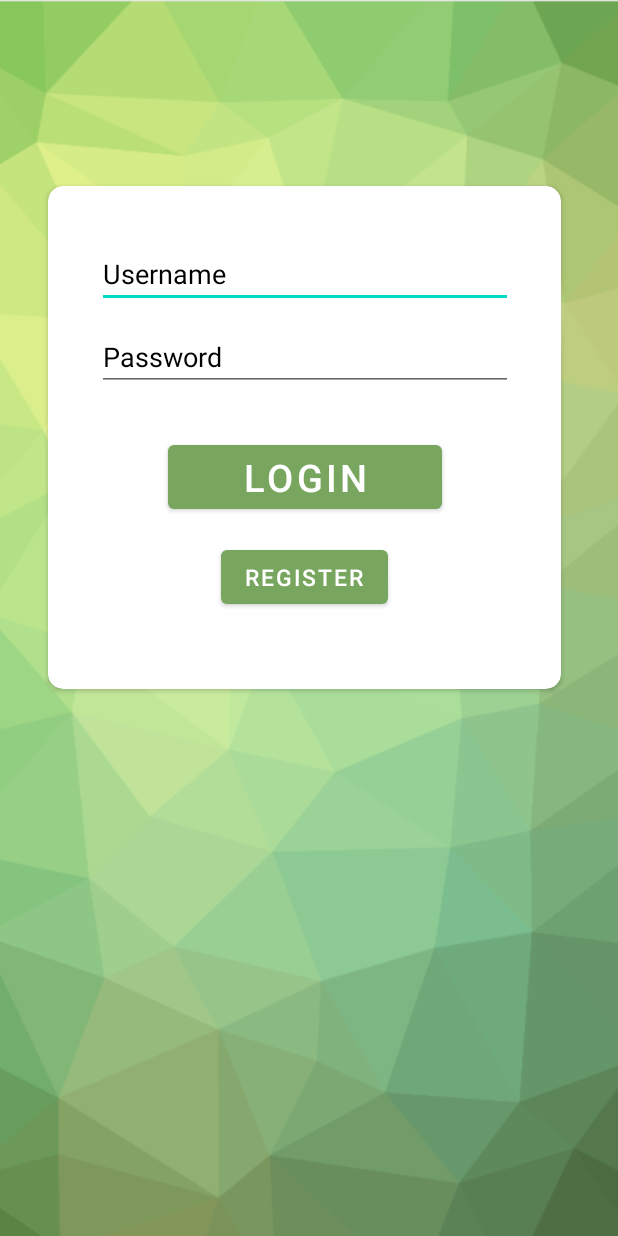
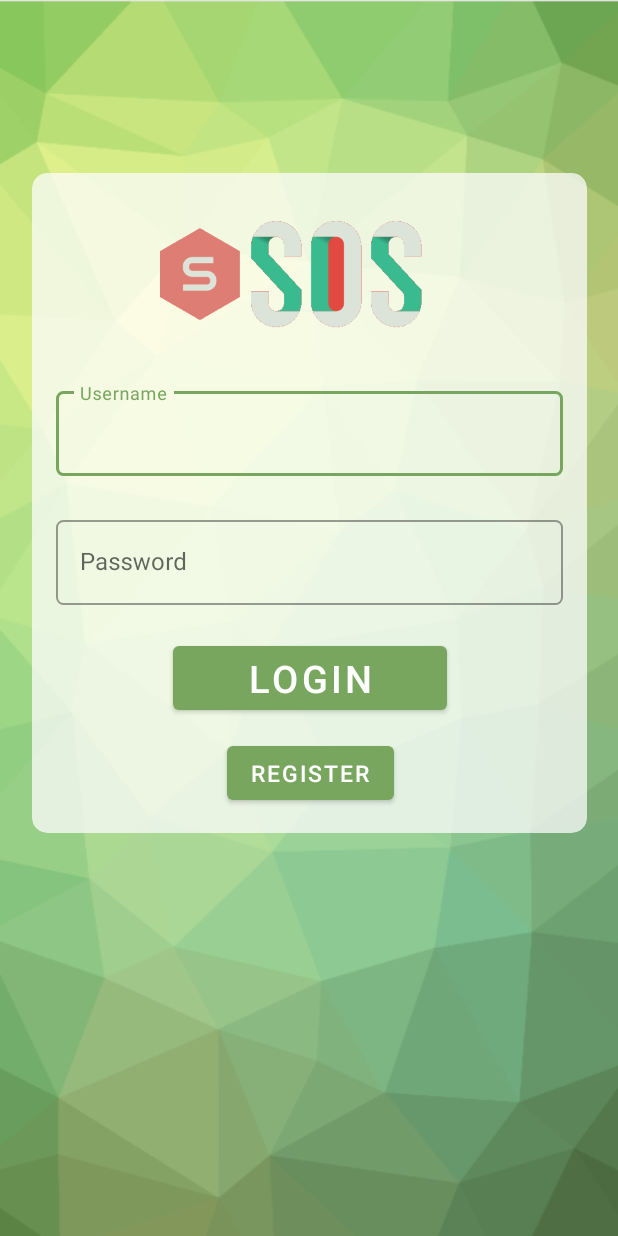
Before and after one commit to ZSabakh/emergency-contacts-kotlin, an Android app: the screen it shows after launch (LoginActivity), on a phone screen of 412 x 824 dp. Run offline under Robolectric (Android 15) with nearby library versions, the phone set to English and light mode, and no system bars.

Commit message:
Improved login UI and added logo

```diff
--- a/app/src/main/java/com/example/sosapp/api/Constants.kt
+++ b/app/src/main/java/com/example/sosapp/api/Constants.kt
@@ -1,7 +1,7 @@
 package com.example.sosapp.api
 
 object Constants {
-    const val BASE_URL = "http://10.0.2.2:8000/"
+    const val BASE_URL = "http://167.99.7.161:5000/"
     const val LOGIN_URL = "auth/signin"
     const val REGISTER_URL = "auth/signup"
     const val CONTACTS_URL = "user/get-contacts"
--- a/app/src/main/res/anim/animation.xml
+++ b/app/src/main/res/anim/animation.xml
@@ -13,7 +13,7 @@
                 <objectAnimator
                     android:duration="@android:integer/config_shortAnimTime"
                     android:propertyName="translationY"
-                    android:valueTo="-40dp"
+                    android:valueTo="-30dp"
                     android:valueType="floatType"/>
             </set>
         </item>
--- a/app/src/main/res/layout/activity_login.xml
+++ b/app/src/main/res/layout/activity_login.xml
@@ -10,11 +10,13 @@
 
     <androidx.cardview.widget.CardView
         android:id="@+id/cv_contact_element"
-        android:layout_width="342dp"
-        android:layout_height="335dp"
-        android:layout_marginStart="32dp"
-        android:layout_marginTop="124dp"
+        android:layout_width="370dp"
+        android:layout_height="440dp"
+        android:layout_marginTop="115dp"
+        app:cardBackgroundColor="#BEFDFDFD"
         app:cardCornerRadius="10dp"
+        app:cardElevation="0dp"
+        app:layout_constraintEnd_toEndOf="parent"
         app:layout_constraintStart_toStartOf="parent"
         app:layout_constraintTop_toTopOf="parent">
 
@@ -22,53 +24,120 @@
             android:layout_width="match_parent"
             android:layout_height="match_parent">
 
-            <EditText
-                android:id="@+id/et_login_username"
-                android:layout_width="wrap_content"
+
+            <!--            <EditText-->
+            <!--                android:id="@+id/et_login_username"-->
+            <!--                android:layout_width="wrap_content"-->
+            <!--                android:layout_height="wrap_content"-->
+            <!--                android:layout_marginTop="136dp"-->
+            <!--                android:ems="13"-->
+            <!--                android:gravity="center"-->
+            <!--                android:hint="@string/username"-->
+            <!--                android:inputType="textPersonName"-->
+            <!--                android:textColor="@color/black"-->
+            <!--                app:layout_constraintEnd_toEndOf="parent"-->
+            <!--                app:layout_constraintStart_toStartOf="parent"-->
+            <!--                app:layout_constraintTop_toTopOf="parent" />-->
+
+            <!--            <EditText-->
+            <!--                android:id="@+id/et_login_password"-->
+            <!--                android:layout_width="wrap_content"-->
+            <!--                android:layout_height="wrap_content"-->
+            <!--                android:layout_marginTop="24dp"-->
+            <!--                android:ems="13"-->
+            <!--                android:gravity="center"-->
+            <!--                android:hint="@string/password"-->
+            <!--                android:inputType="textPassword"-->
+            <!--                app:layout_constraintEnd_toEndOf="parent"-->
+            <!--                app:layout_constraintStart_toStartOf="parent"-->
+            <!--                app:layout_constraintTop_toBottomOf="@+id/et_login_username" />-->
+            <com.google.android.material.textfield.TextInputLayout
+                android:id="@+id/textInputLayout2"
+                style="@style/Widget.MaterialComponents.TextInputLayout.OutlinedBox"
+                android:layout_width="match_parent"
                 android:layout_height="wrap_content"
-                android:layout_marginTop="36dp"
-                android:ems="13"
+                android:layout_marginStart="16dp"
+                android:layout_marginTop="24dp"
+                android:layout_marginEnd="16dp"
                 android:hint="@string/username"
-                android:inputType="textPersonName"
-                android:textColor="@color/black"
+                app:boxCornerRadiusBottomEnd="5dp"
+                app:boxCornerRadiusBottomStart="5dp"
+                app:boxCornerRadiusTopEnd="5dp"
+                app:boxCornerRadiusTopStart="5dp"
+
                 app:layout_constraintEnd_toEndOf="parent"
                 app:layout_constraintStart_toStartOf="parent"
-                app:layout_constraintTop_toTopOf="parent" />
+                app:layout_constraintTop_toBottomOf="@+id/imageView">
 
-            <EditText
-                android:id="@+id/et_login_password"
-                android:layout_width="wrap_content"
+                <com.google.android.material.textfield.TextInputEditText
+                    android:id="@+id/et_login_username"
+                    android:layout_width="match_parent"
+                    android:layout_height="wrap_content"
+                    android:ellipsize="end"
+                    android:maxLines="1" />
+            </com.google.android.material.textfield.TextInputLayout>
+
+            <com.google.android.material.textfield.TextInputLayout
+                style="@style/Widget.MaterialComponents.TextInputLayout.OutlinedBox"
+                android:layout_width="match_parent"
                 android:layout_height="wrap_content"
-                android:layout_marginTop="10dp"
-                android:ems="13"
+                android:layout_marginStart="16dp"
+
+                android:layout_marginTop="24dp"
+                android:layout_marginEnd="16dp"
                 android:hint="@string/password"
-                android:inputType="textPassword"
+                app:boxCornerRadiusBottomEnd="5dp"
+
+                app:boxCornerRadiusBottomStart="5dp"
+                app:boxCornerRadiusTopEnd="5dp"
+                app:boxCornerRadiusTopStart="5dp"
                 app:layout_constraintEnd_toEndOf="parent"
                 app:layout_constraintStart_toStartOf="parent"
-                app:layout_constraintTop_toBottomOf="@+id/et_login_username" />
+                app:layout_constraintTop_toBottomOf="@+id/textInputLayout2">
+
+                <com.google.android.material.textfield.TextInputEditText
+                    android:id="@+id/et_login_password"
+                    android:layout_width="match_parent"
+                    android:layout_height="wrap_content"
+                    android:ellipsize="end"
+                    android:inputType="textPassword"
+                    android:maxLines="1" />
+            </com.google.android.material.textfield.TextInputLayout>
 
             <Button
                 android:id="@+id/bt_login"
                 android:layout_width="wrap_content"
                 android:layout_height="wrap_content"
-                android:layout_marginTop="30dp"
+                android:layout_marginBottom="12dp"
+                android:paddingHorizontal="50dp"
                 android:text="@string/login"
                 android:textSize="25sp"
-                android:paddingHorizontal="50dp"
+                app:layout_constraintBottom_toTopOf="@+id/bt_register"
                 app:layout_constraintEnd_toEndOf="parent"
-                app:layout_constraintStart_toStartOf="parent"
-                app:layout_constraintTop_toBottomOf="@+id/et_login_password" />
+                app:layout_constraintStart_toStartOf="parent" />
 
             <Button
                 android:id="@+id/bt_register"
                 android:layout_width="wrap_content"
                 android:layout_height="wrap_content"
-                android:layout_marginTop="15dp"
+                android:layout_marginBottom="16dp"
                 android:text="@string/register"
                 android:textSize="15sp"
+                app:layout_constraintBottom_toBottomOf="parent"
                 app:layout_constraintEnd_toEndOf="parent"
+                app:layout_constraintHorizontal_bias="0.502"
+                app:layout_constraintStart_toStartOf="parent" />
+
+            <ImageView
+                android:id="@+id/imageView"
+                android:layout_width="301dp"
+                android:layout_height="100dp"
+                android:layout_marginTop="16dp"
+                app:layout_constraintEnd_toEndOf="parent"
+                app:layout_constraintHorizontal_bias="0.39"
                 app:layout_constraintStart_toStartOf="parent"
-                app:layout_constraintTop_toBottomOf="@+id/bt_login" />
+                app:layout_constraintTop_toTopOf="parent"
+                app:srcCompat="@drawable/logo_transparent" />
         </androidx.constraintlayout.widget.ConstraintLayout>
     </androidx.cardview.widget.CardView>
 
--- a/app/src/main/res/layout/contact_element.xml
+++ b/app/src/main/res/layout/contact_element.xml
@@ -16,7 +16,7 @@
     android:stateListAnimator="@anim/animation"
     android:foreground="?attr/selectableItemBackground"
     android:clickable="true"
-    >
+    android:focusable="true">
 
     <androidx.constraintlayout.widget.ConstraintLayout
         android:layout_width="match_parent"
```
Also changed, not shown: app/src/main/res/drawable/logo.png (added), app/src/main/res/drawable/logo_transparent.png (added).
